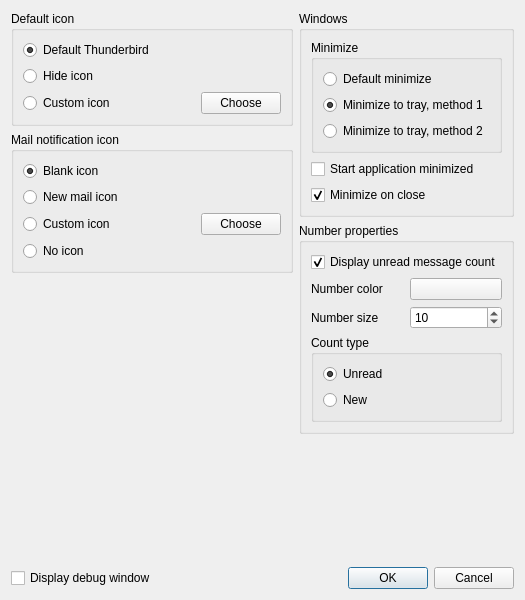
This is app/SysTray-X/preferences.ui in Ximi1970/systray-x as Qt 5 draws it before an edit. The edited form follows.
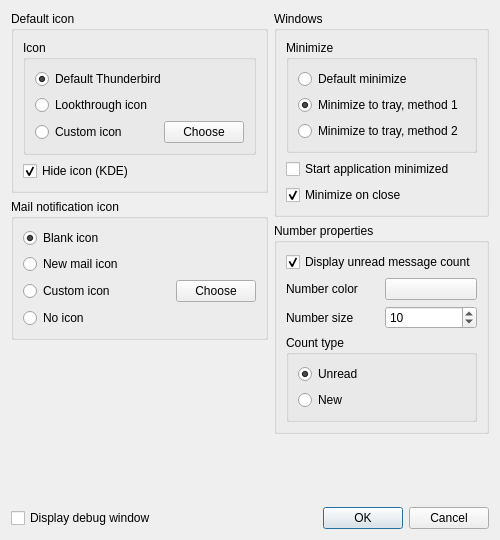
This is the edited form. Icons and pictures are not drawn.

Commit message: Activate notify icon

What changed in the file:
```diff
--- a/app/SysTray-X/preferences.ui
+++ b/app/SysTray-X/preferences.ui
@@ -6,8 +6,8 @@
    <rect>
     <x>0</x>
     <y>0</y>
-    <width>525</width>
-    <height>600</height>
+    <width>500</width>
+    <height>540</height>
    </rect>
   </property>
   <property name="windowTitle">
@@ -17,14 +17,20 @@
    <iconset resource="SysTray-X.qrc">
     <normaloff>:/files/icons/SysTray-X.png</normaloff>:/files/icons/SysTray-X.png</iconset>
   </property>
-  <layout class="QGridLayout" name="gridLayout_3">
-   <item row="0" column="0">
     <layout class="QGridLayout" name="gridLayout">
      <item row="0" column="0">
+    <layout class="QVBoxLayout" name="verticalLayout_15">
+     <item>
       <widget class="QGroupBox" name="groupBox_2">
        <property name="title">
         <string>Default icon</string>
        </property>
+       <layout class="QVBoxLayout" name="verticalLayout_13">
+        <item>
+         <widget class="QGroupBox" name="groupBox_5">
+          <property name="title">
+           <string>Icon</string>
+          </property>
        <layout class="QVBoxLayout" name="verticalLayout_12">
         <item>
          <layout class="QVBoxLayout" name="verticalLayout_9">
@@ -44,7 +50,7 @@
           <item>
            <widget class="QRadioButton" name="hideDefaultIconRadioButton">
             <property name="text">
-             <string>Hide icon</string>
+                <string>Lookthrough icon</string>
             </property>
             <attribute name="buttonGroup">
              <string notr="true">defaultIconTypeGroup</string>
@@ -87,90 +93,20 @@
        </layout>
       </widget>
      </item>
-     <item row="0" column="1" rowspan="2">
-      <widget class="QGroupBox" name="groupBox">
-       <property name="title">
-        <string>Windows</string>
-       </property>
-       <layout class="QVBoxLayout" name="verticalLayout_11">
         <item>
-         <layout class="QVBoxLayout" name="verticalLayout_10">
-          <item>
-           <widget class="QGroupBox" name="groupBox_4">
-            <property name="title">
-             <string>Minimize</string>
-            </property>
-            <layout class="QGridLayout" name="gridLayout_2">
-             <item row="0" column="0">
-              <layout class="QVBoxLayout" name="verticalLayout_3">
-               <item>
-                <widget class="QRadioButton" name="defaultMinimizeRadioButton">
+         <widget class="QCheckBox" name="hideDefaultIconCheckBox">
                  <property name="text">
-                  <string>Default minimize</string>
+           <string>Hide icon (KDE)</string>
                  </property>
                  <property name="checked">
-                  <bool>false</bool>
-                 </property>
-                 <attribute name="buttonGroup">
-                  <string notr="true">minimizeTypeGroup</string>
-                 </attribute>
-                </widget>
-               </item>
-               <item>
-                <widget class="QRadioButton" name="minimizeMethod1RadioButton">
-                 <property name="text">
-                  <string>Minimize to tray, method 1</string>
-                 </property>
-                 <property name="checked">
                   <bool>true</bool>
                  </property>
-                 <attribute name="buttonGroup">
-                  <string notr="true">minimizeTypeGroup</string>
-                 </attribute>
-                </widget>
-               </item>
-               <item>
-                <widget class="QRadioButton" name="minimizeMethod2RadioButton">
-                 <property name="text">
-                  <string>Minimize to tray, method 2</string>
-                 </property>
-                 <attribute name="buttonGroup">
-                  <string notr="true">minimizeTypeGroup</string>
-                 </attribute>
-                </widget>
-               </item>
-              </layout>
-             </item>
-            </layout>
+         </widget>
+        </item>
+       </layout>
            </widget>
           </item>
           <item>
-           <layout class="QVBoxLayout" name="verticalLayout_4">
-            <item>
-             <widget class="QCheckBox" name="startMinimizedCheckBox">
-              <property name="text">
-               <string>Start application minimized</string>
-              </property>
-             </widget>
-            </item>
-            <item>
-             <widget class="QCheckBox" name="minimizeOnCloseCheckBox">
-              <property name="text">
-               <string>Minimize on close</string>
-              </property>
-              <property name="checked">
-               <bool>true</bool>
-              </property>
-             </widget>
-            </item>
-           </layout>
-          </item>
-         </layout>
-        </item>
-       </layout>
-      </widget>
-     </item>
-     <item row="1" column="0" rowspan="2">
       <widget class="QGroupBox" name="iconTypeGroupBox">
        <property name="title">
         <string>Mail notification icon</string>
@@ -307,7 +243,107 @@
        </layout>
       </widget>
      </item>
-     <item row="2" column="1" rowspan="2">
+     <item>
+      <spacer name="verticalSpacer">
+       <property name="orientation">
+        <enum>Qt::Vertical</enum>
+       </property>
+       <property name="sizeHint" stdset="0">
+        <size>
+         <width>20</width>
+         <height>113</height>
+        </size>
+       </property>
+      </spacer>
+     </item>
+    </layout>
+   </item>
+   <item row="0" column="1">
+    <layout class="QVBoxLayout" name="verticalLayout_14">
+     <item>
+      <widget class="QGroupBox" name="groupBox">
+       <property name="title">
+        <string>Windows</string>
+       </property>
+       <layout class="QVBoxLayout" name="verticalLayout_11">
+        <item>
+         <layout class="QVBoxLayout" name="verticalLayout_10">
+          <item>
+           <widget class="QGroupBox" name="groupBox_4">
+            <property name="title">
+             <string>Minimize</string>
+            </property>
+            <layout class="QGridLayout" name="gridLayout_2">
+             <item row="0" column="0">
+              <layout class="QVBoxLayout" name="verticalLayout_3">
+               <item>
+                <widget class="QRadioButton" name="defaultMinimizeRadioButton">
+                 <property name="text">
+                  <string>Default minimize</string>
+                 </property>
+                 <property name="checked">
+                  <bool>false</bool>
+                 </property>
+                 <attribute name="buttonGroup">
+                  <string notr="true">minimizeTypeGroup</string>
+                 </attribute>
+                </widget>
+               </item>
+               <item>
+                <widget class="QRadioButton" name="minimizeMethod1RadioButton">
+                 <property name="text">
+                  <string>Minimize to tray, method 1</string>
+                 </property>
+                 <property name="checked">
+                  <bool>true</bool>
+                 </property>
+                 <attribute name="buttonGroup">
+                  <string notr="true">minimizeTypeGroup</string>
+                 </attribute>
+                </widget>
+               </item>
+               <item>
+                <widget class="QRadioButton" name="minimizeMethod2RadioButton">
+                 <property name="text">
+                  <string>Minimize to tray, method 2</string>
+                 </property>
+                 <attribute name="buttonGroup">
+                  <string notr="true">minimizeTypeGroup</string>
+                 </attribute>
+                </widget>
+               </item>
+              </layout>
+             </item>
+            </layout>
+           </widget>
+          </item>
+          <item>
+           <layout class="QVBoxLayout" name="verticalLayout_4">
+            <item>
+             <widget class="QCheckBox" name="startMinimizedCheckBox">
+              <property name="text">
+               <string>Start application minimized</string>
+              </property>
+             </widget>
+            </item>
+            <item>
+             <widget class="QCheckBox" name="minimizeOnCloseCheckBox">
+              <property name="text">
+               <string>Minimize on close</string>
+              </property>
+              <property name="checked">
+               <bool>true</bool>
+              </property>
+             </widget>
+            </item>
+           </layout>
+          </item>
+         </layout>
+        </item>
+       </layout>
+      </widget>
+     </item>
+     <item>
       <widget class="QGroupBox" name="groupBox_3">
        <property name="title">
         <string>Number properties</string>
@@ -411,20 +447,7 @@
        </layout>
       </widget>
      </item>
-     <item row="3" column="0">
-      <spacer name="verticalSpacer">
-       <property name="orientation">
-        <enum>Qt::Vertical</enum>
-       </property>
-       <property name="sizeHint" stdset="0">
-        <size>
-         <width>20</width>
-         <height>113</height>
-        </size>
-       </property>
-      </spacer>
-     </item>
-     <item row="4" column="1">
+     <item>
       <spacer name="verticalSpacer_2">
        <property name="orientation">
         <enum>Qt::Vertical</enum>
@@ -439,7 +462,7 @@
      </item>
     </layout>
    </item>
-   <item row="1" column="0">
+   <item row="1" column="0" colspan="2">
     <layout class="QHBoxLayout" name="horizontalLayout_7">
      <item>
       <widget class="QCheckBox" name="debugWindowCheckBox">
```
Left out of the diff: 6 changed lines with no effect on the pictures. Lines whose indentation alone changed are shown as unchanged. The commit also changes 14 other files.
